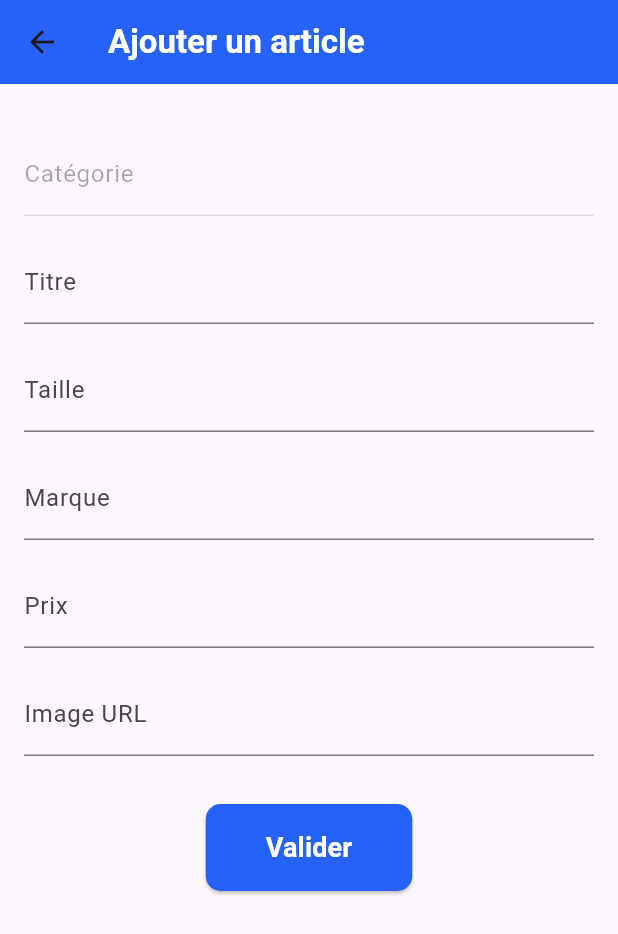
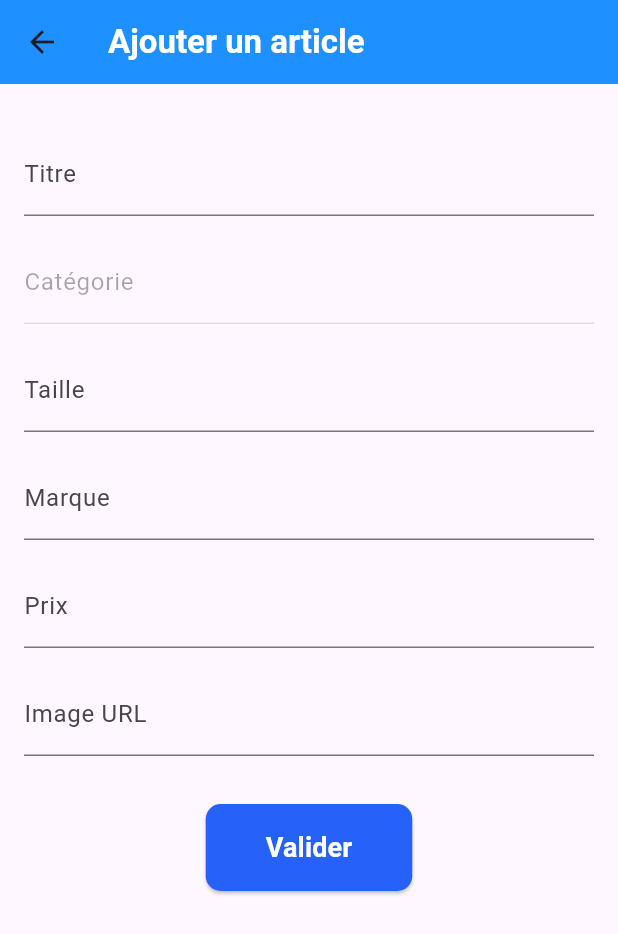
Before and after one commit to JsFn99/VetementApp, a Flutter app: the NewArticleScreen screen opened directly, on a phone screen of 412 x 824 dp. Shown: the top 934 px of the screen. Run offline on Flutter 3.47's test engine with Material 3 defaults, Android fonts, the phone set to English and light mode, and no system bars; our stand-ins replace firebase_auth, firebase_core, firebase_database, google_fonts; missing offline and left inert: tflite_flutter; accounts and stored records are empty.

Commit message:
graphical chart

```diff
--- a/lib/Screens/cart/cart.dart
+++ b/lib/Screens/cart/cart.dart
@@ -86,6 +86,8 @@ class _CartScreenState extends State<CartScreen> {
     }
     return Scaffold(
       appBar: AppBar(
+        // appbar should never have a back button
+        automaticallyImplyLeading: false,
         leading: widget.fromDetails
             ? IconButton(
           icon: const Icon(Icons.close),
@@ -94,6 +96,7 @@ class _CartScreenState extends State<CartScreen> {
           },
         )
             : null,
+
       ),
       body: GestureDetector(
         onVerticalDragEnd: (details) {
--- a/lib/Screens/clothes/new_article.dart
+++ b/lib/Screens/clothes/new_article.dart
@@ -111,7 +111,7 @@ class _NewArticleScreenState extends State<NewArticleScreen> {
     return Scaffold(
       appBar: AppBar(
         title: const Text('Ajouter un article', style: TextStyle(fontWeight: FontWeight.bold, color: Colors.white)),
-        backgroundColor: const Color(0xFF2661FA),
+        backgroundColor: const Color(0xFF1E90FF),
       ),
       body: Padding(
         padding: const EdgeInsets.all(16.0),
@@ -150,18 +150,6 @@ class _NewArticleScreenState extends State<NewArticleScreen> {
                   ),
                 const SizedBox(height: 16),
 
-                // Predicted Category Field
-                if (_isLoading)
-                  const Center(child: CircularProgressIndicator())
-                else
-                  TextFormField(
-                    controller: _categoryController,
-                    decoration: const InputDecoration(labelText: 'Catégorie'),
-                    enabled: false,
-                    style: TextStyle(color: Colors.black),
-                  ),
-                const SizedBox(height: 16),
-
                 // Title Field
                 TextFormField(
                   controller: _titleController,
@@ -173,6 +161,18 @@ class _NewArticleScreenState extends State<NewArticleScreen> {
                     return null;
                   },
                 ),
+                const SizedBox(height: 16),
+
+                // Predicted Category Field
+                if (_isLoading)
+                  const Center(child: CircularProgressIndicator())
+                else
+                  TextFormField(
+                    controller: _categoryController,
+                    decoration: const InputDecoration(labelText: 'Catégorie'),
+                    enabled: false,
+                    style: TextStyle(color: Colors.black),
+                  ),
                 const SizedBox(height: 16),
 
                 // Size Field
```
